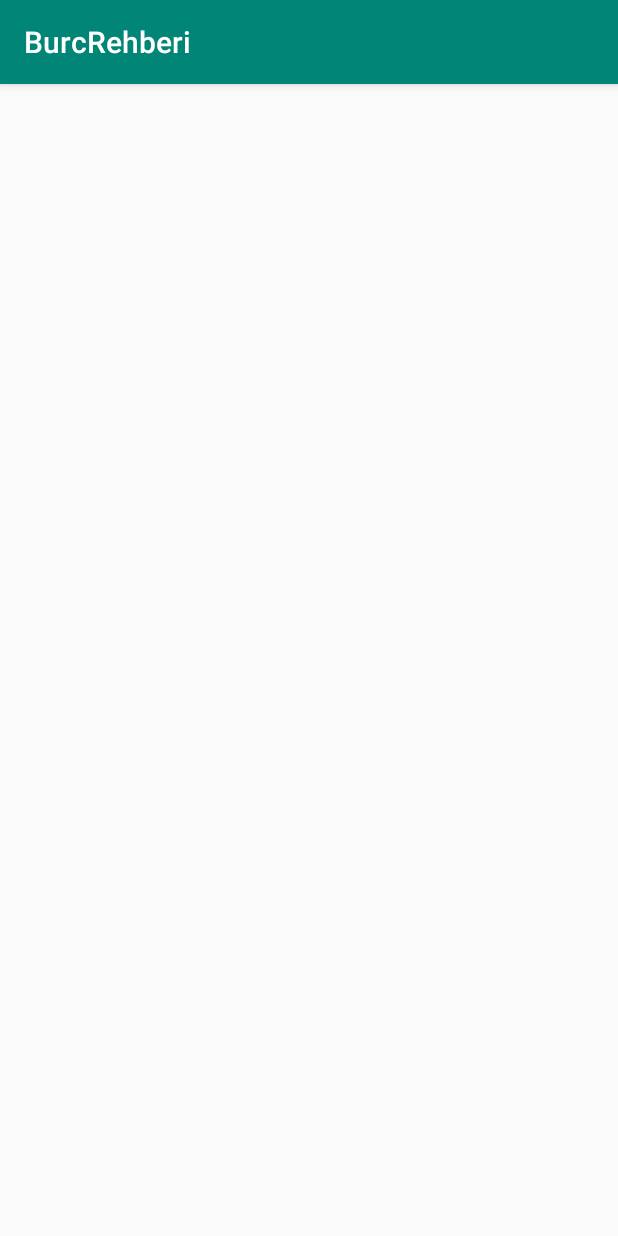
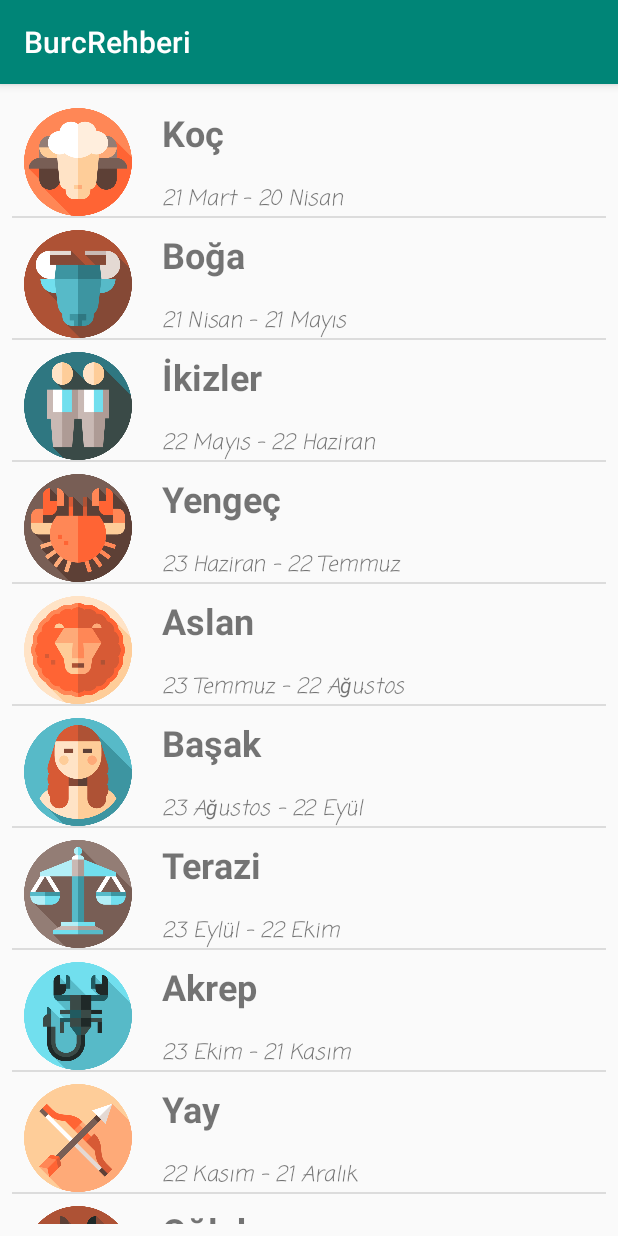
Before and after one commit to yunusbedir/BurcRehberi, an Android app: the screen it shows after launch (MainActivity), on a phone screen of 412 x 824 dp. Run offline under Robolectric (Android 15) with nearby library versions, the phone set to English and light mode, and no system bars.

Commit message:
BurclarArrayAdapter oluşturuldu. getView fonksiyonu override ettik.

```diff
--- /dev/null
+++ b/app/src/main/java/com/example/yunus/burcrehberi/BurclarArrayAdapter.kt
@@ -0,0 +1,31 @@
+package com.example.yunus.burcrehberi
+
+import android.content.Context
+import android.os.Parcel
+import android.os.Parcelable
+import android.view.LayoutInflater
+import android.view.View
+import android.view.ViewGroup
+import android.widget.ArrayAdapter
+import kotlinx.android.synthetic.main.tek_satir.view.*
+
+class BurclarArrayAdapter(var myContext: Context, resource: Int, textViewResourceId: Int,var burcAdlari: Array<String>,var burcTarihleri: Array<String>,var burcSembolleri: Array<Int>) :
+    ArrayAdapter<String>(myContext, resource, textViewResourceId, burcAdlari) {
+
+    override fun getView(position: Int, convertView: View?, parent: ViewGroup): View {
+        //tek_satir layoutumuzu inflate ediyoruz
+        var inflater = LayoutInflater.from(myContext)
+        var tekSatirView = inflater.inflate(R.layout.tek_satir,parent,false)
+
+        var burcImageView= tekSatirView.imgBurcSembol
+        var burcAdi      = tekSatirView.tvBurcAdi
+        var burcTarihi   = tekSatirView.tvBurcTarih
+        //tek_satir layout referansını alan tekSatirView değişkeninin değerlerini set ediyoruz
+        burcImageView.setImageResource(burcSembolleri[position])
+        burcTarihi.setText(burcTarihleri[position])
+        burcAdi.setText(burcAdlari[position])
+        //oluşturulan tekSatirView ımızı return ediyoruz
+        return tekSatirView
+    }
+
+}
--- a/app/src/main/java/com/example/yunus/burcrehberi/MainActivity.kt
+++ b/app/src/main/java/com/example/yunus/burcrehberi/MainActivity.kt
@@ -11,9 +11,19 @@ import kotlinx.android.synthetic.main.activity_main.*
 
 class MainActivity : AppCompatActivity() {
 
+
     override fun onCreate(savedInstanceState: Bundle?) {
         super.onCreate(savedInstanceState)
         setContentView(R.layout.activity_main)
+        //values klasörü altında oluşturduğumuz arrayleri çekip değişkenlere atıyoruz
+        var burclar = resources.getStringArray(R.array.burclar)
+        var burcTarihleri = resources.getStringArray(R.array.burcTarih)
+        //drawable klasöründeki resimleri değişkene atıyoruz
+        var burcSembolleri = arrayOf(R.drawable.koc1,R.drawable.boga2,R.drawable.ikizler3,R.drawable.yengec4,R.drawable.aslan5,R.drawable.basak6
+            ,R.drawable.terazi7,R.drawable.akrep8,R.drawable.yay9,R.drawable.oglak10,R.drawable.kova11,R.drawable.balik12)
 
+        //Oluşturduğumuz BurclarArrayAdapter sınıfımızdan değişken oluşturuyoruz
+        var myAdapter = BurclarArrayAdapter(this,R.layout.tek_satir,R.id.tvBurcAdi,burclar,burcTarihleri,burcSembolleri)
+        list_burclar.adapter = myAdapter
     }
 }
```
